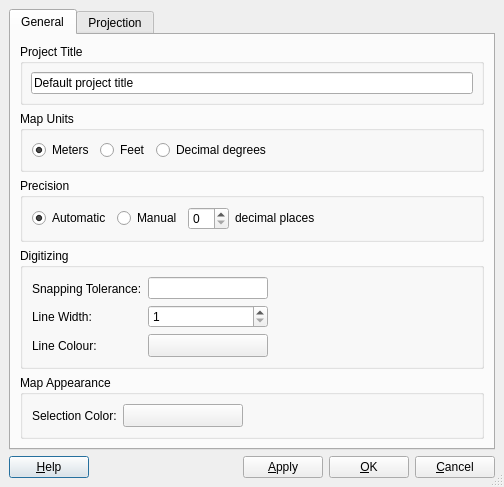
The window that src/ui/qgsprojectpropertiesbase.ui (qgis/QGIS) describes before a commit, drawn with Qt 5.
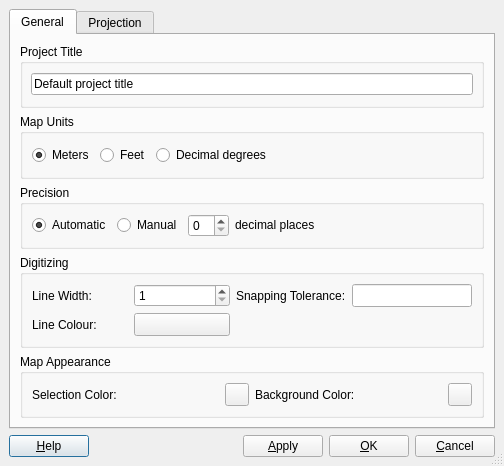
The same window after the commit. Icons and pictures are not drawn. Custom widgets are drawn as their Qt base class.

Diff of the .ui file:
```diff
--- a/src/ui/qgsprojectpropertiesbase.ui
+++ b/src/ui/qgsprojectpropertiesbase.ui
@@ -41,6 +41,89 @@
        <property name="spacing" >
         <number>6</number>
        </property>
+       <item row="3" column="0" >
+        <widget class="QGroupBox" name="grpDigitizing" >
+         <property name="title" >
+          <string>Digitizing</string>
+         </property>
+         <layout class="QGridLayout" >
+          <property name="margin" >
+           <number>9</number>
+          </property>
+          <property name="spacing" >
+           <number>6</number>
+          </property>
+          <item row="0" column="0" >
+           <widget class="QLabel" name="textLabel1_2_2" >
+            <property name="text" >
+             <string>Line Width:</string>
+            </property>
+            <property name="buddy" >
+             <cstring>spinDigitisedLineWidth</cstring>
+            </property>
+           </widget>
+          </item>
+          <item row="0" column="1" >
+           <widget class="QSpinBox" name="spinDigitisedLineWidth" >
+            <property name="minimum" >
+             <number>1</number>
+            </property>
+           </widget>
+          </item>
+          <item row="1" column="1" >
+           <widget class="QToolButton" name="pbnDigitisedLineColour" >
+            <property name="sizePolicy" >
+             <sizepolicy>
+              <hsizetype>5</hsizetype>
+              <vsizetype>5</vsizetype>
+              <horstretch>0</horstretch>
+              <verstretch>0</verstretch>
+             </sizepolicy>
+            </property>
+            <property name="minimumSize" >
+             <size>
+              <width>0</width>
+              <height>22</height>
+             </size>
+            </property>
+            <property name="text" >
+             <string/>
+            </property>
+           </widget>
+          </item>
+          <item row="0" column="2" >
+           <widget class="QLabel" name="textLabel1_2_2_2" >
+            <property name="text" >
+             <string>Snapping Tolerance:</string>
+            </property>
+            <property name="buddy" >
+             <cstring>leSnappingTolerance</cstring>
+            </property>
+           </widget>
+          </item>
+          <item row="0" column="3" >
+           <widget class="QLineEdit" name="leSnappingTolerance" >
+            <property name="maximumSize" >
+             <size>
+              <width>120</width>
+              <height>32767</height>
+             </size>
+            </property>
+           </widget>
+          </item>
+          <item row="1" column="0" >
+           <widget class="QLabel" name="textLabel1_2" >
+            <property name="text" >
+             <string>Line Colour:</string>
+            </property>
+            <property name="buddy" >
+             <cstring>pbnDigitisedLineColour</cstring>
+            </property>
+           </widget>
+          </item>
+         </layout>
+        </widget>
+       </item>
        <item row="1" column="0" >
         <widget class="QGroupBox" name="btnGrpMapUnits" >
          <property name="title" >
@@ -175,113 +258,6 @@
          </layout>
         </widget>
        </item>
-       <item row="3" column="0" >
-        <widget class="QGroupBox" name="grpDigitizing" >
-         <property name="title" >
-          <string>Digitizing</string>
-         </property>
-         <layout class="QHBoxLayout" >
-          <property name="margin" >
-           <number>9</number>
-          </property>
-          <property name="spacing" >
-           <number>6</number>
-          </property>
-          <item>
-           <layout class="QVBoxLayout" >
-            <property name="margin" >
-             <number>0</number>
-            </property>
-            <property name="spacing" >
-             <number>6</number>
-            </property>
-            <item>
-             <widget class="QLabel" name="textLabel1_2_2_2" >
-              <property name="text" >
-               <string>Snapping Tolerance:</string>
-              </property>
-             </widget>
-            </item>
-            <item>
-             <widget class="QLabel" name="textLabel1_2_2" >
-              <property name="text" >
-               <string>Line Width:</string>
-              </property>
-             </widget>
-            </item>
-            <item>
-             <widget class="QLabel" name="textLabel1_2" >
-              <property name="text" >
-               <string>Line Colour:</string>
-              </property>
-             </widget>
-            </item>
-           </layout>
-          </item>
-          <item>
-           <layout class="QVBoxLayout" >
-            <property name="margin" >
-             <number>0</number>
-            </property>
-            <property name="spacing" >
-             <number>6</number>
-            </property>
-            <item>
-             <widget class="QLineEdit" name="leSnappingTolerance" >
-              <property name="maximumSize" >
-               <size>
-                <width>120</width>
-                <height>32767</height>
-               </size>
-              </property>
-             </widget>
-            </item>
-            <item>
-             <widget class="QSpinBox" name="spinDigitisedLineWidth" >
-              <property name="minimum" >
-               <number>1</number>
-              </property>
-             </widget>
-            </item>
-            <item>
-             <widget class="QToolButton" name="pbnDigitisedLineColour" >
-              <property name="sizePolicy" >
-               <sizepolicy>
-                <hsizetype>5</hsizetype>
-                <vsizetype>5</vsizetype>
-                <horstretch>0</horstretch>
-                <verstretch>0</verstretch>
-               </sizepolicy>
-              </property>
-              <property name="minimumSize" >
-               <size>
-                <width>0</width>
-                <height>22</height>
-               </size>
-              </property>
-              <property name="text" >
-               <string/>
-              </property>
-             </widget>
-            </item>
-           </layout>
-          </item>
-          <item>
-           <spacer>
-            <property name="orientation" >
-             <enum>Qt::Horizontal</enum>
-            </property>
-            <property name="sizeHint" >
-             <size>
-              <width>40</width>
-              <height>20</height>
-             </size>
-            </property>
-           </spacer>
-          </item>
-         </layout>
-        </widget>
-       </item>
        <item row="0" column="0" >
         <widget class="QGroupBox" name="titleBox" >
          <property name="title" >
@@ -309,49 +285,53 @@
          <property name="title" >
           <string>Map Appearance</string>
          </property>
-         <layout class="QHBoxLayout" >
+         <layout class="QGridLayout" >
           <property name="margin" >
            <number>9</number>
           </property>
           <property name="spacing" >
            <number>6</number>
           </property>
-          <item>
+          <item row="0" column="2" >
+           <widget class="QLabel" name="label" >
+            <property name="text" >
+             <string>Background Color:</string>
+            </property>
+            <property name="buddy" >
+             <cstring>pbnCanvasColor</cstring>
+            </property>
+           </widget>
+          </item>
+          <item row="0" column="3" >
+           <widget class="QToolButton" name="pbnCanvasColor" >
+            <property name="text" >
+             <string/>
+            </property>
+           </widget>
+          </item>
+          <item row="0" column="1" >
+           <widget class="QToolButton" name="pbnSelectionColour" >
+            <property name="minimumSize" >
+             <size>
+              <width>10</width>
+              <height>22</height>
+             </size>
+            </property>
+            <property name="text" >
+             <string/>
+            </property>
+           </widget>
+          </item>
+          <item row="0" column="0" >
            <widget class="QLabel" name="textLabel1" >
             <property name="text" >
              <string>Selection Color:</string>
             </property>
-           </widget>
-          </item>
-          <item>
-           <widget class="QToolButton" name="pbnSelectionColour" >
-            <property name="minimumSize" >
-             <size>
-              <width>120</width>
-              <height>22</height>
-             </size>
+            <property name="buddy" >
+             <cstring>pbnSelectionColour</cstring>
             </property>
-            <property name="text" >
-             <string/>
-            </property>
            </widget>
           </item>
-          <item>
-           <spacer>
-            <property name="orientation" >
-             <enum>Qt::Horizontal</enum>
-            </property>
-            <property name="sizeType" >
-             <enum>QSizePolicy::Expanding</enum>
-            </property>
-            <property name="sizeHint" >
-             <size>
-              <width>21</width>
-              <height>20</height>
-             </size>
-            </property>
-           </spacer>
-          </item>
          </layout>
         </widget>
        </item>
```
